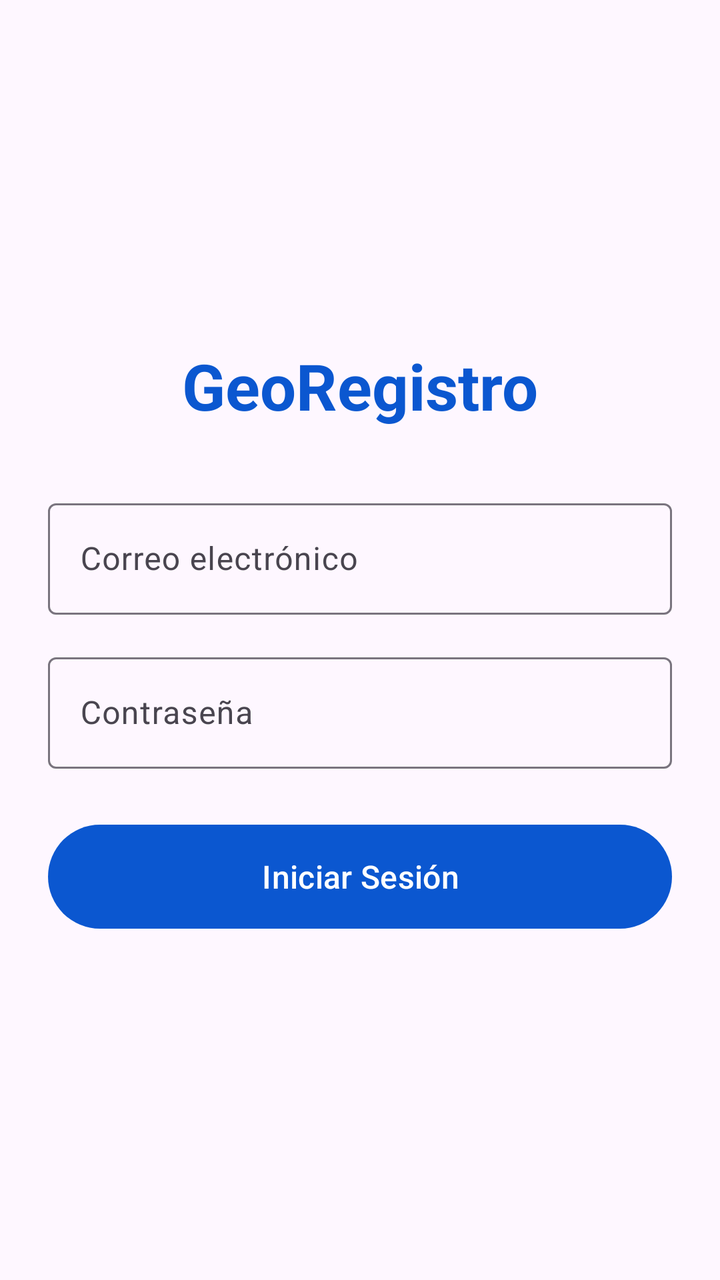
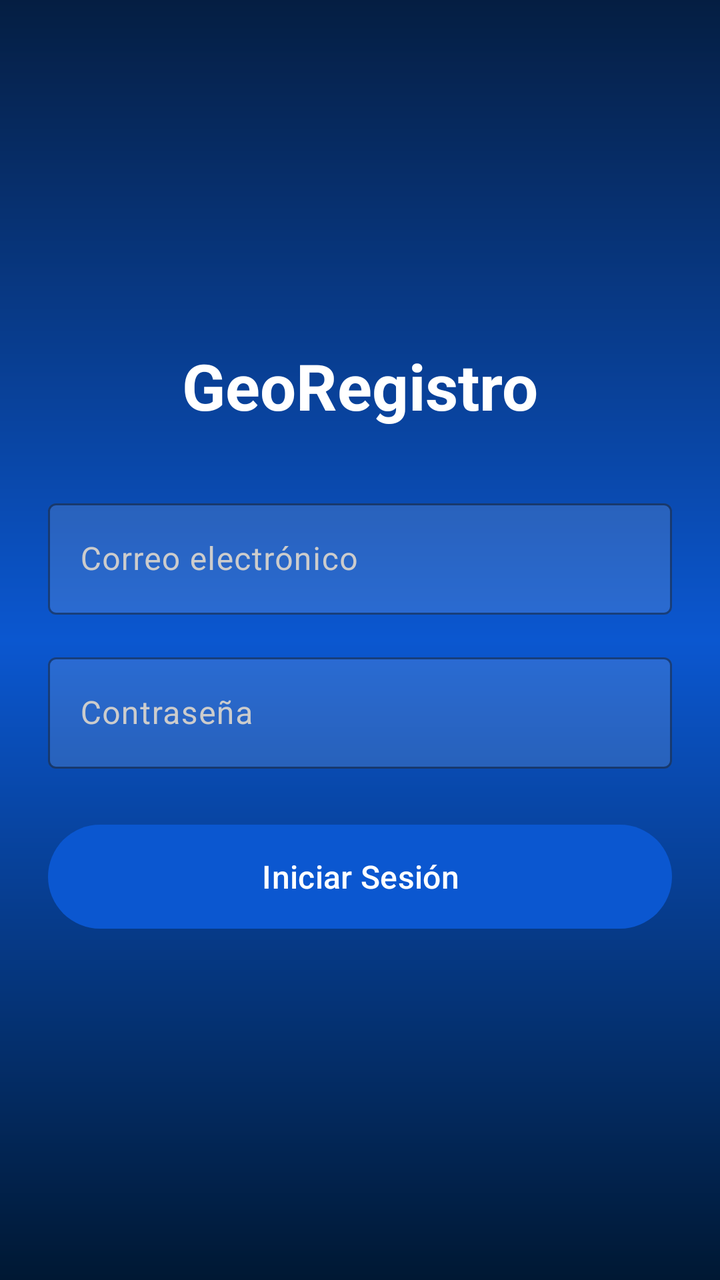

Screens rendered from an Android XML layout before and after an edit, with the pre-edit source and the edit as a unified diff.
<!-- AndroidManifest.xml: application theme Theme.GeoRegristro -->
<!-- res/layout/activity_main.xml -->
<?xml version="1.0" encoding="utf-8"?>
<LinearLayout xmlns:android="http://schemas.android.com/apk/res/android"
    android:layout_width="match_parent"
    android:layout_height="match_parent"
    android:gravity="center"
    android:orientation="vertical"
    android:padding="24dp">

    <TextView
        android:layout_width="wrap_content"
        android:layout_height="wrap_content"
        android:text="GeoRegistro"
        android:textSize="32sp"
        android:textStyle="bold"
        android:textColor="?attr/colorPrimary"
        android:layout_marginBottom="32dp" />

    <com.google.android.material.textfield.TextInputLayout
        android:layout_width="match_parent"
        android:layout_height="wrap_content"
        android:hint="Correo electrónico"
        android:layout_marginBottom="16dp">

        <com.google.android.material.textfield.TextInputEditText
            android:id="@+id/etEmail"
            android:layout_width="match_parent"
            android:layout_height="wrap_content"
            android:inputType="textEmailAddress" />
    </com.google.android.material.textfield.TextInputLayout>

    <com.google.android.material.textfield.TextInputLayout
        android:layout_width="match_parent"
        android:layout_height="wrap_content"
        android:hint="Contraseña"
        android:layout_marginBottom="24dp">

        <com.google.android.material.textfield.TextInputEditText
            android:id="@+id/etPassword"
            android:layout_width="match_parent"
            android:layout_height="wrap_content"
            android:inputType="textPassword" />
    </com.google.android.material.textfield.TextInputLayout>

    <Button
        android:id="@+id/btnLogin"
        android:layout_width="match_parent"
        android:layout_height="60dp"
        android:text="Iniciar Sesión"
        android:textSize="16sp" />

</LinearLayout>
<!-- resources referenced by this layout -->
<resources>
  <style name="Theme.GeoRegristro" parent="Base.Theme.GeoRegristro" />
  <style name="Base.Theme.GeoRegristro" parent="Theme.Material3.DayNight.NoActionBar">
          
          <item name="colorPrimary">@color/earth_blue_primary</item>
          <item name="colorOnPrimary">@color/earth_blue_on_primary</item>
          <item name="colorPrimaryContainer">@color/earth_blue_container</item>
          <item name="colorOnPrimaryContainer">@color/earth_blue_on_container</item>
          <item name="colorSecondary">@color/earth_cyan_secondary</item>
          <item name="colorSecondaryContainer">@color/earth_cyan_container</item>
          <item name="android:statusBarColor">@color/earth_blue_primary</item>
      </style>
  <color name="earth_blue_primary">#0B57D0</color>
  <color name="earth_blue_on_primary">#FFFFFF</color>
  <color name="earth_blue_container">#D3E3FD</color>
  <color name="earth_blue_on_container">#041E49</color>
  <color name="earth_cyan_secondary">#006874</color>
  <color name="earth_cyan_container">#97F0FF</color>
</resources>

<!-- the commit's change to res/layout/activity_main.xml (unified diff, before → after) -->
@@ -1,7 +1,9 @@
 <?xml version="1.0" encoding="utf-8"?>
 <LinearLayout xmlns:android="http://schemas.android.com/apk/res/android"
+    xmlns:app="http://schemas.android.com/apk/res-auto"
     android:layout_width="match_parent"
     android:layout_height="match_parent"
+    android:background="@drawable/bg_app_earth"
     android:gravity="center"
     android:orientation="vertical"
     android:padding="24dp">
@@ -12,19 +14,24 @@
         android:text="GeoRegistro"
         android:textSize="32sp"
         android:textStyle="bold"
-        android:textColor="?attr/colorPrimary"
+        android:textColor="#FFFFFF"
         android:layout_marginBottom="32dp" />
 
     <com.google.android.material.textfield.TextInputLayout
         android:layout_width="match_parent"
         android:layout_height="wrap_content"
         android:hint="Correo electrónico"
+        android:textColorHint="#CCCCCC"
+        app:boxBackgroundColor="#20FFFFFF"
+        app:boxStrokeColor="#FFFFFF"
+        app:hintTextColor="#FFFFFF"
         android:layout_marginBottom="16dp">
 
         <com.google.android.material.textfield.TextInputEditText
             android:id="@+id/etEmail"
             android:layout_width="match_parent"
             android:layout_height="wrap_content"
+            android:textColor="#FFFFFF"
             android:inputType="textEmailAddress" />
     </com.google.android.material.textfield.TextInputLayout>
 
@@ -32,12 +39,17 @@
         android:layout_width="match_parent"
         android:layout_height="wrap_content"
         android:hint="Contraseña"
+        android:textColorHint="#CCCCCC"
+        app:boxBackgroundColor="#20FFFFFF"
+        app:boxStrokeColor="#FFFFFF"
+        app:hintTextColor="#FFFFFF"
         android:layout_marginBottom="24dp">
 
         <com.google.android.material.textfield.TextInputEditText
             android:id="@+id/etPassword"
             android:layout_width="match_parent"
             android:layout_height="wrap_content"
+            android:textColor="#FFFFFF"
             android:inputType="textPassword" />
     </com.google.android.material.textfield.TextInputLayout>
 
<!-- resource entries referenced after the edit -->
@@ -1,5 +1,16 @@
 <!-- resources referenced by this layout -->
 <resources>
+  <!-- drawable bg_app_earth (drawable) -->
+  <?xml version="1.0" encoding="utf-8"?>
+  <shape xmlns:android="http://schemas.android.com/apk/res/android"
+      android:shape="rectangle">
+      <gradient
+          android:angle="270"
+          android:startColor="#051E42"
+          android:centerColor="#0B57D0"
+          android:endColor="#001833"
+          android:type="linear" />
+  </shape>
   <style name="Theme.GeoRegristro" parent="Base.Theme.GeoRegristro" />
   <style name="Base.Theme.GeoRegristro" parent="Theme.Material3.DayNight.NoActionBar">
           
